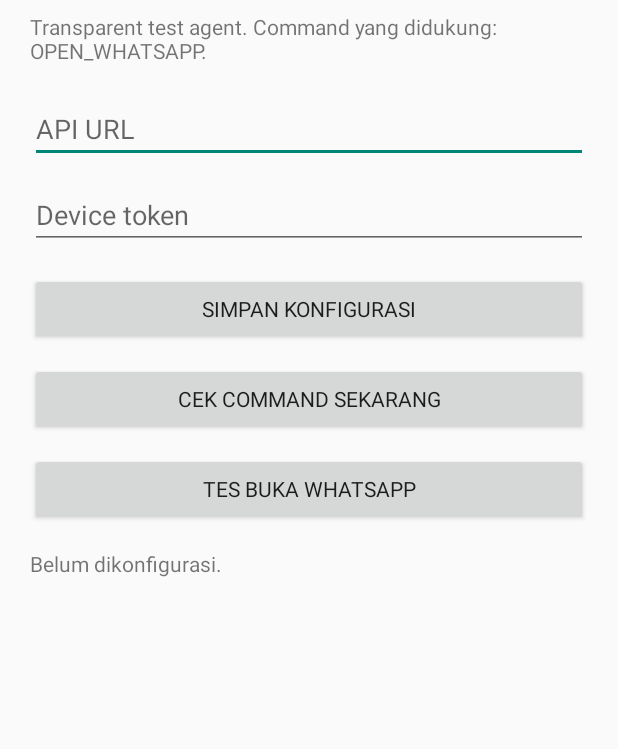
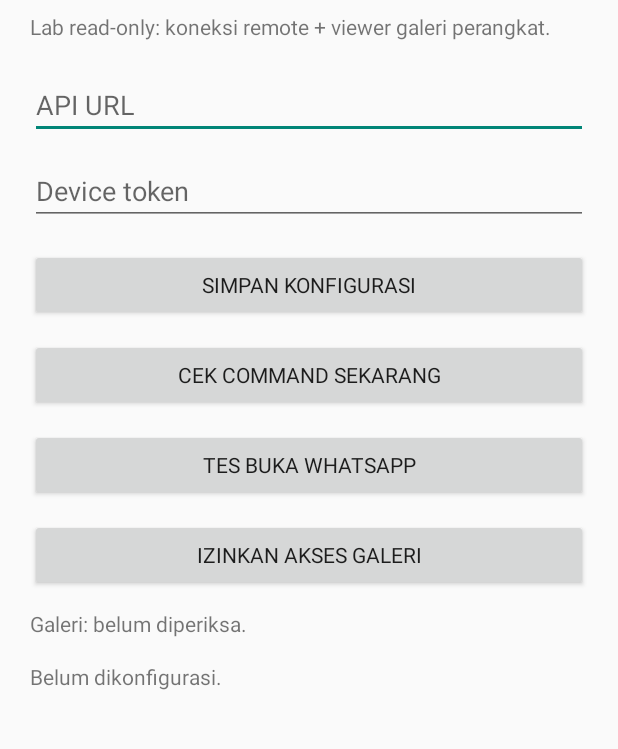
Before and after one commit to mongsodigital-cloud/-, an Android app: the layout activity_main.xml on its own in the app's theme, with its tools: preview values and no code run, on a phone screen of 412 x 824 dp, the part 79-828 px from its top. Run offline under Robolectric (Android 15) with nearby library versions, the light colour scheme and no system bars.

Commit message:
Add read-only gallery viewer UI

```diff
--- a/app/src/main/res/layout/activity_main.xml
+++ b/app/src/main/res/layout/activity_main.xml
@@ -20,7 +20,7 @@
             android:layout_width="wrap_content"
             android:layout_height="wrap_content"
             android:layout_marginTop="8dp"
-            android:text="Transparent test agent. Command yang didukung: OPEN_WHATSAPP." />
+            android:text="Lab read-only: koneksi remote + viewer galeri perangkat." />
 
         <EditText
             android:id="@+id/apiBase"
@@ -59,6 +59,20 @@
             android:layout_marginTop="12dp"
             android:text="Tes buka WhatsApp" />
 
+        <Button
+            android:id="@+id/requestGallery"
+            android:layout_width="match_parent"
+            android:layout_height="wrap_content"
+            android:layout_marginTop="12dp"
+            android:text="Izinkan akses galeri" />
+
+        <TextView
+            android:id="@+id/galleryStatus"
+            android:layout_width="match_parent"
+            android:layout_height="wrap_content"
+            android:layout_marginTop="12dp"
+            android:text="Galeri: belum diperiksa." />
+
         <TextView
             android:id="@+id/status"
             android:layout_width="match_parent"
```
